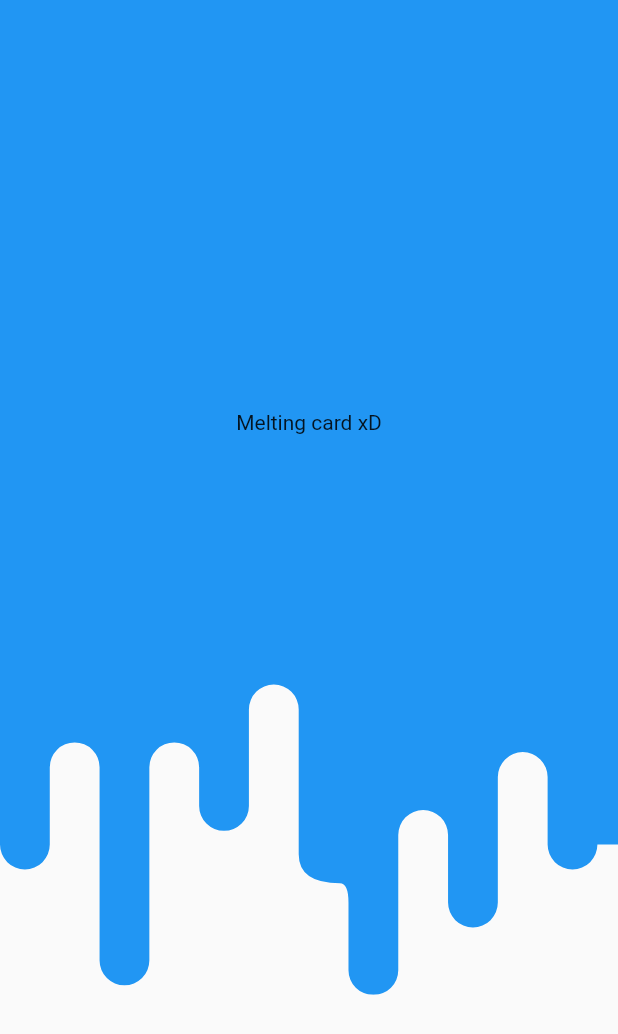
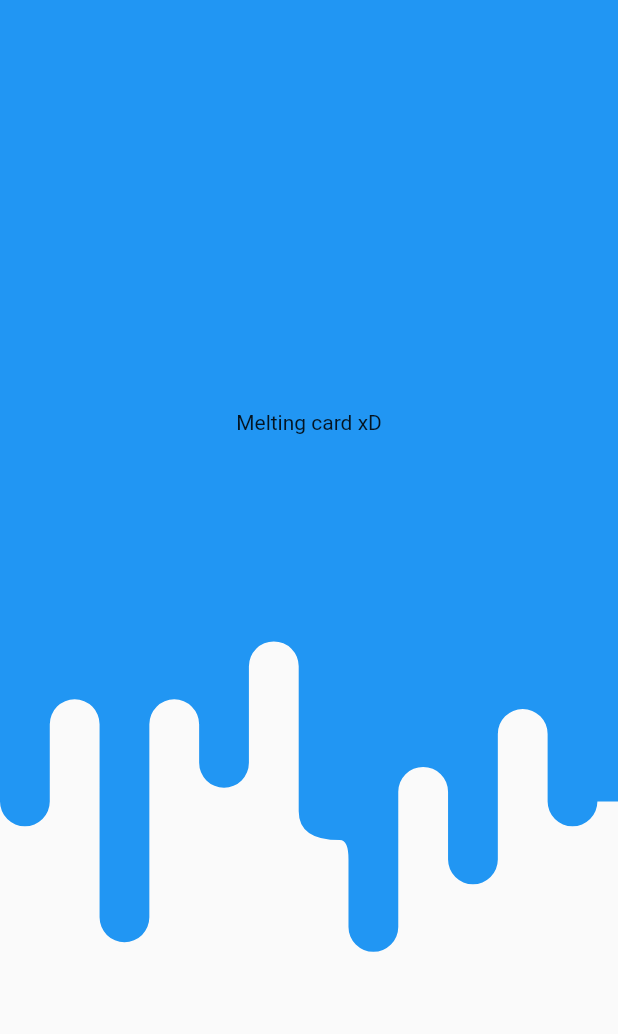
Before and after one commit to bprayush/Learning-Flutter-Clippath, a Flutter app: the screen it shows after launch, on a phone screen of 412 x 824 dp. Shown: the top 1034 px of the screen. Run offline on Flutter 3.47's test engine with Material 2 defaults, Android fonts, the phone set to English and light mode, and no system bars; our stand-ins replace flutter_screenutil.

Commit message:
fixing example error

```diff
--- a/lib/myclipper.dart
+++ b/lib/myclipper.dart
@@ -11,7 +11,7 @@ class MyClipper extends CustomClipper<Path>{
     ScreenUtil.instance = ScreenUtil(width: 360, height: 640, allowFontScaling: true)..init(_context);
 
     final Path _path = Path();
-    final _height = size.height - 100;
+    final _height = size.height - ScreenUtil().setHeight(100);
     final _width = size.width;
     final _radius = ScreenUtil().setHeight(5);
     final int _barWidth = _width ~/ 14;
```
